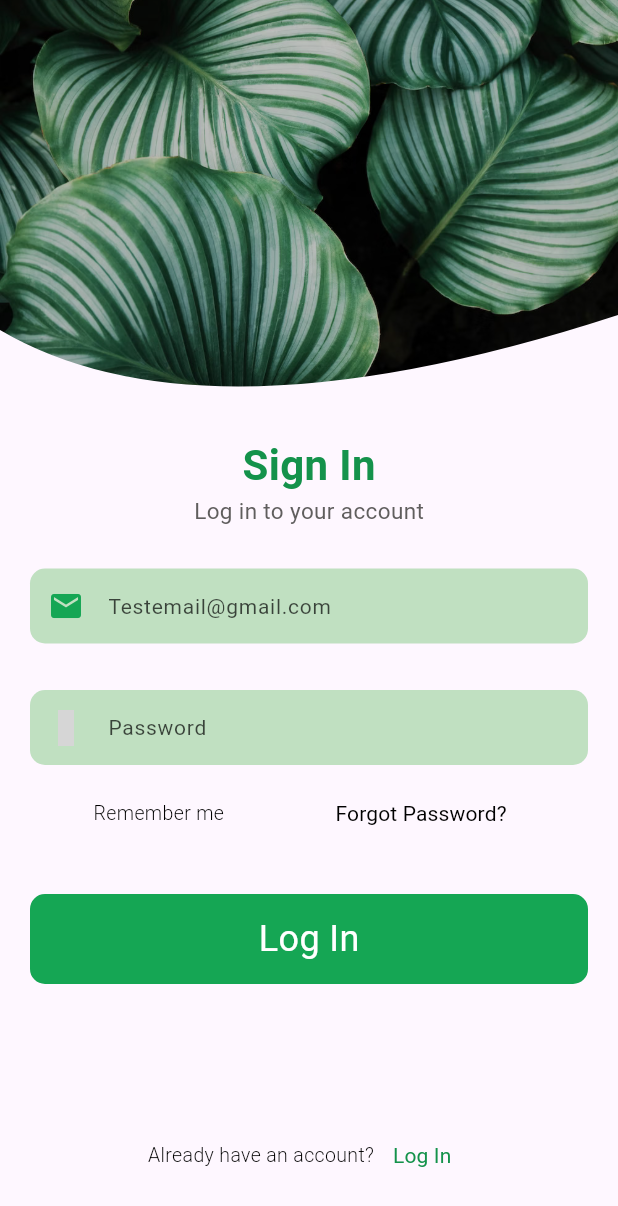
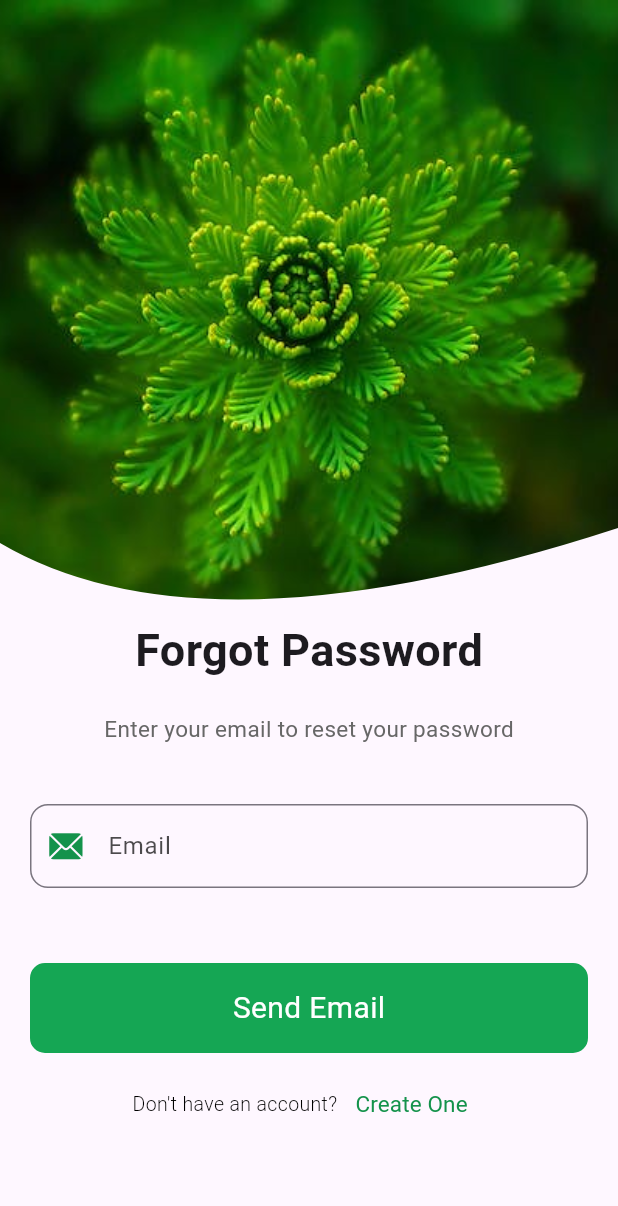
Before and after one commit to DivyankSisodia/PlantApp, a Flutter app: the LogInScreen screen opened directly, after a tap on "Forgot Password?", on a phone screen of 412 x 824 dp. Shown: the top 1206 px of the screen. Run offline on Flutter 3.47's test engine with Material 3 defaults, Android fonts, the phone set to English and light mode, and no system bars; our stand-ins replace firebase_auth, firebase_core, gap, google_fonts, google_sign_in, iconsax and 1 more; accounts and stored records are empty; network calls fail; Roboto replaces fonts that are missing (Ubuntu); grey boxes are pictures that could not be loaded.

Commit message:
added firebase and firebase Auth

```diff
--- a/lib/screens/Auth/bottom_text.dart
+++ b/lib/screens/Auth/bottom_text.dart
@@ -39,7 +39,7 @@ class BottomText extends StatelessWidget {
                 style: GoogleFonts.ubuntu(
                   textStyle: AppTheme.smallTextMisc,
                   fontWeight: FontWeight.w400,
-                  fontSize: 14,
+                  fontSize: 15,
                   color: secondaryColor,
                 ),
               ),
--- /dev/null
+++ b/lib/screens/Auth/forgot_pass/forgot_password.dart
@@ -0,0 +1,147 @@
+import 'package:firebase_auth/firebase_auth.dart';
+import 'package:flutter/cupertino.dart';
+import 'package:flutter/material.dart';
+import 'package:plantapp/constants/app_theme.dart';
+import 'package:plantapp/widgets/buttons_widget.dart';
+
+import '../../../view/sign_up_view.dart';
+import '../../../widgets/custom_clipper.dart';
+import '../bottom_text.dart';
+
+class ForgotPassScreen extends StatefulWidget {
+  const ForgotPassScreen({super.key});
+
+  @override
+  State<ForgotPassScreen> createState() => _ForgotPassScreenState();
+}
+
+class _ForgotPassScreenState extends State<ForgotPassScreen> {
+  String email = "";
+  TextEditingController emailController = TextEditingController();
+  final _formKey = GlobalKey<FormState>();
+
+  resetPassword() async {
+    try {
+      await FirebaseAuth.instance.sendPasswordResetEmail(email: email);
+      ScaffoldMessenger.of(context).showSnackBar(
+        const SnackBar(
+          content: Text('Password reset link sent to your email'),
+        ),
+      );
+    } on FirebaseAuthException catch (e) {
+      if (e.code == 'user-not-found') {
+        ScaffoldMessenger.of(context).showSnackBar(
+          const SnackBar(
+            content: Text('No user found for that email.'),
+          ),
+        );
+      }
+    }
+  }
+
+  @override
+  Widget build(BuildContext context) {
+    return Scaffold(
+      body: Column(
+        children: [
+          Expanded(
+            flex: 1,
+            child: ClipPath(
+              clipper: CustomClip(),
+              child: Image.asset(
+                'assets/images/pexels-pixabay-35196.jpg',
+                fit: BoxFit.cover,
+              ),
+            ),
+          ),
+          Expanded(
+            flex: 1,
+            child: Column(
+              children: [
+                const Text(
+                  'Forgot Password',
+                  style: TextStyle(
+                    fontSize: 30,
+                    fontWeight: FontWeight.bold,
+                  ),
+                ),
+                const SizedBox(height: 20),
+                const Text(
+                  'Enter your email to reset your password',
+                  style: TextStyle(
+                    fontSize: 15,
+                    color: Color.fromARGB(255, 103, 103, 103),
+                  ),
+                ),
+                const SizedBox(height: 20),
+                Form(
+                  key: _formKey,
+                  child: Padding(
+                    padding: const EdgeInsets.all(20),
+                    child: TextFormField(
+                      controller: emailController,
+                      validator: (value) {
+                        if (value == null || value.isEmpty) {
+                          return 'Please enter some text';
+                        }
+                        return null;
+                      },
+                      decoration: InputDecoration(
+                        prefixIcon: const Icon(CupertinoIcons.mail_solid),
+                        prefixIconColor: secondaryColor,
+                        labelText: 'Email',
+                        labelStyle: TextStyle(
+                          color: Colors.black.withOpacity(0.7),
+                        ),
+                        border: OutlineInputBorder(
+                          borderRadius: BorderRadius.circular(12),
+                        ),
+                        focusedBorder: OutlineInputBorder(
+                          // Border when focused
+                          borderRadius: BorderRadius.circular(12),
+                          borderSide: const BorderSide(
+                            color: secondaryColor,
+                          ), // Dark green border color when focused
+                        ),
+                      ),
+                    ),
+                  ),
+                ),
+                const SizedBox(height: 20),
+                GestureDetector(
+                  onTap: () {
+                    if (_formKey.currentState!.validate()) {
+                      setState(() {
+                        email = emailController.text;
+                      });
+                    }
+                    resetPassword();
+                  },
+                  child: const ButtonsWidget(
+                    title: 'Send Email',
+                    borderColor: primaryColor,
+                    textColor: Colors.white,
+                    buttonColor: primaryColor,
+                    textsize: 20,
+                  ),
+                ),
+                BottomText(
+                  firstText: 'Don\'t have an account?',
+                  secondText: 'Create One',
+                  textBtnPressed: () {
+                    Navigator.push(
+                      context,
+                      MaterialPageRoute(
+                        builder: (context) => const SignUpScreen(),
+                      ),
+                    );
+                  },
+                )
+              ],
+            ),
+          ),
+        ],
+      ),
+    );
+  }
+}
--- a/lib/view/sign_in_view.dart
+++ b/lib/view/sign_in_view.dart
@@ -1,3 +1,6 @@
+// ignore_for_file: use_build_context_synchronously
+
+import 'package:firebase_auth/firebase_auth.dart';
 import 'package:flutter/material.dart';
 import 'package:gap/gap.dart';
 import 'package:google_fonts/google_fonts.dart';
@@ -8,6 +11,7 @@ import 'package:plantapp/view/sign_up_view.dart';
 import 'package:plantapp/widgets/buttons_widget.dart';
 import 'package:plantapp/widgets/clipped_image.dart';
 import '../screens/Auth/bottom_text.dart';
+import '../screens/Auth/forgot_pass/forgot_password.dart';
 import '../screens/Auth/heading.dart';
 import '../widgets/text_field.dart';
 
@@ -19,11 +23,41 @@ class LogInScreen extends StatefulWidget {
 }
 
 class _LogInScreenState extends State<LogInScreen> {
-
   String email = '';
   String password = '';
   TextEditingController emailController = TextEditingController();
   TextEditingController passwordController = TextEditingController();
+
+  final _formkey = GlobalKey<FormState>();
+
+  userLogin() async {
+    if (_formkey.currentState!.validate()) {
+      try {
+        await FirebaseAuth.instance
+            .signInWithEmailAndPassword(email: email, password: password);
+        Navigator.push(
+          context,
+          MaterialPageRoute(
+            builder: (context) => const AppHomePage(),
+          ),
+        );
+      } on FirebaseAuthException catch (e) {
+        if (e.code == 'user-not-found') {
+          ScaffoldMessenger.of(context).showSnackBar(
+            const SnackBar(
+              content: Text('No user found for that email.'),
+            ),
+          );
+        } else if (e.code == 'wrong-password') {
+          ScaffoldMessenger.of(context).showSnackBar(
+            const SnackBar(
+              content: Text('Wrong password provided for that user.'),
+            ),
+          );
+        }
+      }
+    }
+  }
 
   @override
   Widget build(BuildContext context) {
@@ -39,6 +73,10 @@ class _LogInScreenState extends State<LogInScreen> {
               subTitle: 'Log in to your account',
             ),
             const Gap(20),
+            Form(
+              key: _formkey,
+              child: Column(
+                children: [
                   TextFieldWidget(
                     controller: emailController,
                     title: "Testemail@gmail.com",
@@ -49,6 +87,9 @@ class _LogInScreenState extends State<LogInScreen> {
                     controller: passwordController,
                     title: "Password",
                     icon: Iconsax.password_check,
+                  ),
+                ],
+              ),
             ),
             Row(
               mainAxisAlignment: MainAxisAlignment.spaceEvenly,
@@ -62,7 +103,14 @@ class _LogInScreenState extends State<LogInScreen> {
                   ),
                 ),
                 TextButton(
-                  onPressed: () {},
+                  onPressed: () {
+                    Navigator.push(
+                      context,
+                      MaterialPageRoute(
+                        builder: (context) => const ForgotPassScreen(),
+                      ),
+                    );
+                  },
                   child: Text(
                     'Forgot Password?',
                     style: GoogleFonts.ubuntu(
@@ -84,6 +132,16 @@ class _LogInScreenState extends State<LogInScreen> {
                   ),
                 );
               },
+              child: GestureDetector(
+                onTap: () {
+                  if (_formkey.currentState!.validate()) {
+                    setState(() {
+                      email = emailController.text;
+                      password = passwordController.text;
+                    });
+                  }
+                  userLogin();
+                },
                 child: const ButtonsWidget(
                   textsize: 24,
                   btnheight: 60,
@@ -91,6 +149,7 @@ class _LogInScreenState extends State<LogInScreen> {
                   borderColor: primaryColor,
                   textColor: Colors.white,
                   buttonColor: primaryColor,
+                ),
               ),
             ),
             const Gap(80),
--- a/pubspec.yaml
+++ b/pubspec.yaml
@@ -37,6 +37,7 @@ dependencies:
   flutter_staggered_grid_view: ^0.7.0
   gap: ^3.0.1
   google_fonts: ^6.1.0
+  google_sign_in: ^6.2.1
   iconsax: ^0.0.8
   smooth_page_indicator: ^1.1.0
 
```
Also changed, not shown: lib/services/auth.dart (added, +40 -0 lines), lib/view/sign_up_view.dart (+69 -2 lines), assets/images/pexels-pixabay-35196.jpg (added), lib/services/data_base.dart (added), pubspec.lock, 2 other files. Lines whose indentation alone changed are shown as unchanged.
